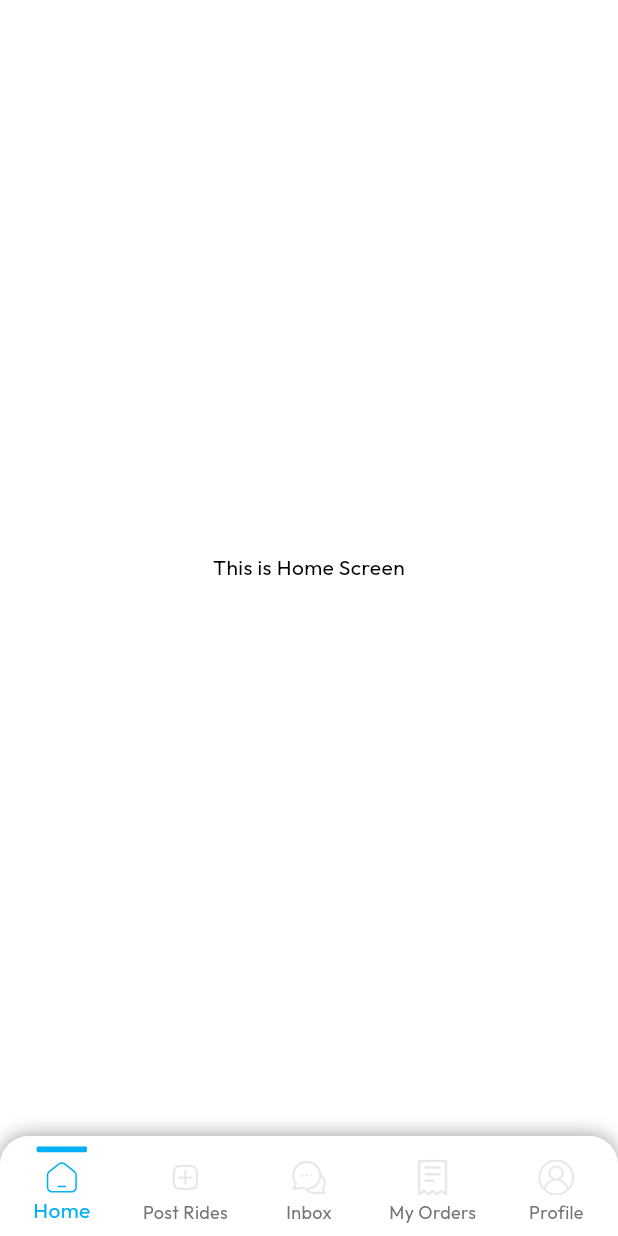
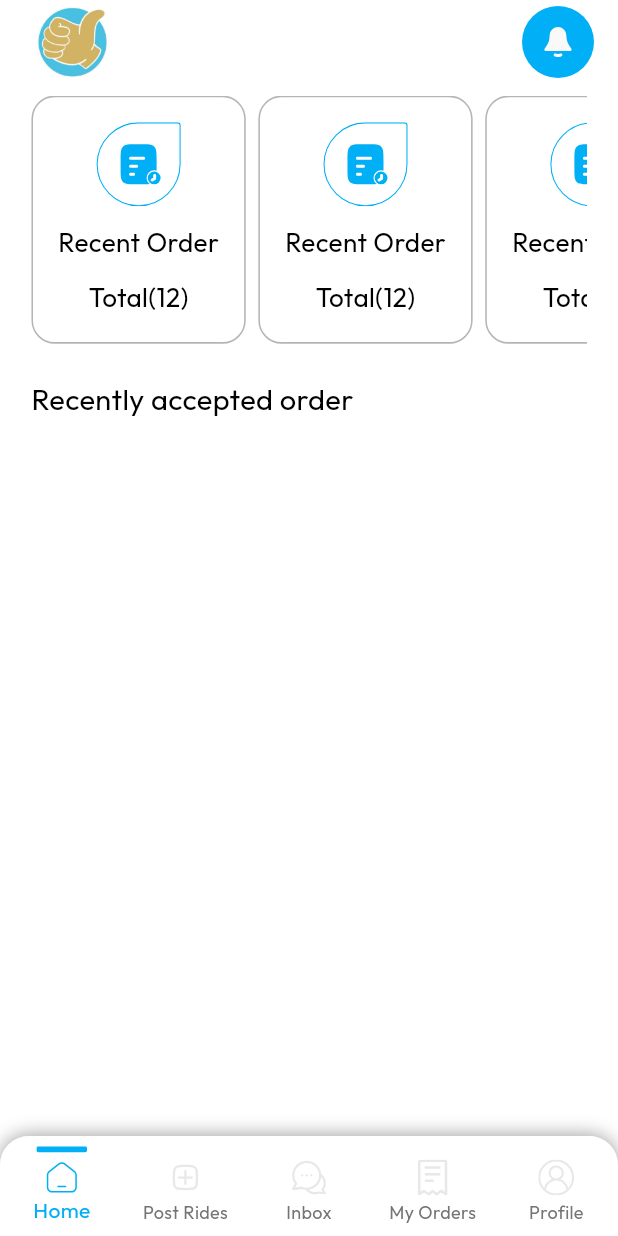
Before and after one commit to sparktechagency/Ride-Sharing-Service-App, a Flutter app: the screen it shows after launch, on a phone screen of 412 x 824 dp. Run offline on Flutter 3.47's test engine with Material 3 defaults, Android fonts, the phone set to English and light mode, and no system bars; our stand-ins replace cached_network_image, dotted_border, flutter_chat_bubble, flutter_screenutil, flutter_spinkit, flutter_svg and 10 more; missing offline and left inert: dart:ffi, mime_type.

Commit message:
Some Issue Done

```diff
--- a/lib/helpers/route.dart
+++ b/lib/helpers/route.dart
@@ -18,6 +18,7 @@ import '../views/screen/Role/Driver/Inbox/driver_inbox_screen.dart';
 import '../views/screen/Role/Driver/MyOrders/my_orders_screen.dart';
 import '../views/screen/Role/Driver/MyWallet/my_wallet_screen.dart';
 import '../views/screen/Role/Driver/PostRides/post_rides_screen.dart';
+import '../views/screen/Role/Driver/Profile/EditProfileInfro/driver_edit_profile_screen.dart';
 import '../views/screen/Role/Driver/Profile/PersonalInformation/driver_personal_information_screen.dart';
 import '../views/screen/Role/Driver/Profile/driver_profile_screen.dart';
 import '../views/screen/SelectRole/select_role_screen.dart';
@@ -52,6 +53,7 @@ class AppRoutes{
   static String driverMessageScreen="/driver_message_screen";
   static String driverProfileScreen="/driver_profile_screen";
   static String driverPersonalInformationScreen="/driver_personal_information_screen";
+  static String driverEditProfileScreen="/driver_edit_profile_screen";
   static String locationScreen="/location_screen";
   static String locationPickerScreen="/location_picker_screen";
   static String myWalletScreen="/my_wallet_screen";
@@ -81,6 +83,7 @@ class AppRoutes{
     GetPage(name:driverProfileScreen, page: ()=>const DriverProfileScreen(),transition: Transition.noTransition),
     GetPage(name:driverMessageScreen, page: ()=>const DriverMessageScreen()),
     GetPage(name:driverPersonalInformationScreen, page: ()=>const DriverPersonalInformationScreen()),
+    GetPage(name:driverEditProfileScreen, page: ()=>const DriverEditProfileScreen()),
     GetPage(name:myWalletScreen, page: ()=>const MyWalletScreen()),
    // GetPage(name:locationScreen, page: ()=>const LocationScreen(),transition: Transition.noTransition),
    // GetPage(name:locationPickerScreen, page: ()=>const LocationPickerScreen(),transition: Transition.noTransition),
--- a/lib/utils/app_icons.dart
+++ b/lib/utils/app_icons.dart
@@ -41,6 +41,8 @@ class AppIcons{
   static String doller="$baseUrl/doller.svg";
   static String call="$baseUrl/call.svg";
   static String car="$baseUrl/car.svg";
+  static String star="$baseUrl/star.svg";
+  static String orderTR="$baseUrl/orderTR.svg";
 
 
 }
--- a/lib/views/screen/Role/Driver/Home/driver_home_screen.dart
+++ b/lib/views/screen/Role/Driver/Home/driver_home_screen.dart
@@ -1,6 +1,13 @@
 import 'package:flutter/material.dart';
+import 'package:flutter_screenutil/flutter_screenutil.dart';
+import 'package:flutter_svg/flutter_svg.dart';
+import 'package:get/get.dart';
+import 'package:ride_sharing/utils/app_colors.dart';
+import 'package:ride_sharing/utils/app_strings.dart';
 import 'package:ride_sharing/views/base/custom_text.dart';
-
+import '../../../../../helpers/route.dart';
+import '../../../../../utils/app_icons.dart';
+import '../../../../../utils/app_images.dart';
 import '../BottomNavBar/bottom_menu..dart';
 
 class DriverHomeScreen extends StatelessWidget {
@@ -10,7 +17,77 @@ class DriverHomeScreen extends StatelessWidget {
   Widget build(BuildContext context) {
     return Scaffold(
       bottomNavigationBar: BottomMenu(0),
-      body: Center(child: CustomText(text: 'This is Home Screen')),
+      appBar: AppBar(
+        title: Row(
+          children: [
+            Image.asset(AppImages.appLogo, width: 62.w, height: 52.h),
+            Spacer(),
+            InkWell(
+              onTap: () {
+                //Get.toNamed(AppRoutes.notificationsScreen);
+              },
+              child: SvgPicture.asset(AppIcons.notification),
+            ),
+          ],
+        ),
+      ),
+      body: Padding(
+        padding: EdgeInsets.symmetric(horizontal: 20.w, vertical: 8.h),
+        child: Column(
+          crossAxisAlignment: CrossAxisAlignment.start,
+          children: [
+            SizedBox(
+              height: 171.h,
+              child: ListView.builder(
+                shrinkWrap: true,
+                scrollDirection: Axis.horizontal,
+                itemCount: 3,
+                itemBuilder: (context, index) {
+                  return Padding(
+                    padding: EdgeInsets.only(right: 8.w),
+                    child: Container(
+                      decoration: BoxDecoration(
+                        borderRadius: BorderRadius.circular(16.r),
+                        border: Border.all(
+                          width: 1.w,
+                          color: AppColors.borderColor,
+                        ),
+                      ),
+                      child: Padding(
+                        padding: EdgeInsets.all(16.w),
+                        child: Column(
+                          mainAxisSize: MainAxisSize.min,
+                          children: [
+                            SvgPicture.asset(AppIcons.orderTR),
+                            SizedBox(height: 12.h),
+                            CustomText(
+                              text: AppStrings.recentOrder.tr,
+                              fontWeight: FontWeight.w500,
+                              fontSize: 18.sp,
+                            ),
+                            SizedBox(height: 12.h),
+                            CustomText(
+                              text: 'Total(12)'.tr,
+                              fontWeight: FontWeight.w500,
+                              fontSize: 18.sp,
+                            ),
+                          ],
+                        ),
+                      ),
+                    ),
+                  );
+                },
+              ),
+            ),
+            SizedBox(height: 24.h),
+            CustomText(
+              text: AppStrings.recentlyAcceptedOrder.tr,
+              fontSize: 20.sp,
+              fontWeight: FontWeight.w500,
+            )
+          ],
+        ),
+      ),
     );
   }
 }
```
Also changed, not shown: lib/views/screen/Role/Driver/Profile/EditProfileInfro/driver_edit_profile_screen.dart (+12 -5 lines), lib/views/screen/Role/Driver/Profile/PersonalInformation/driver_personal_information_screen.dart (+34 -24 lines), lib/views/screen/Role/Driver/Profile/driver_profile_screen.dart (+20 -12 lines), assets/icons/orderTR.svg (added), assets/icons/star.svg (added).
